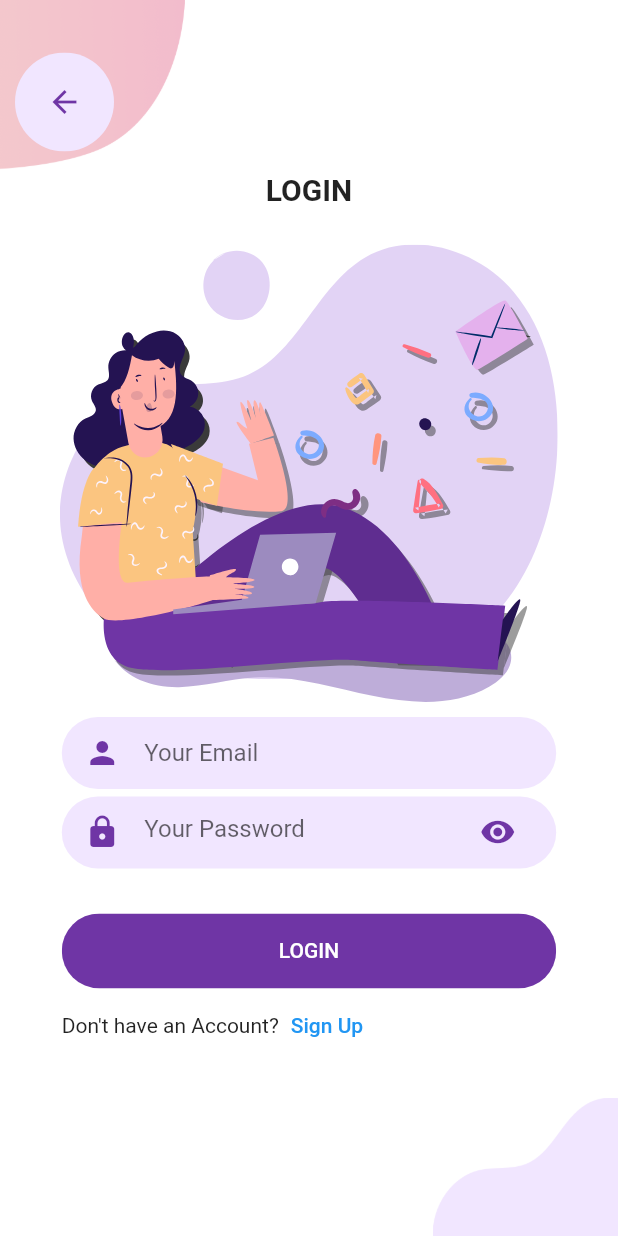
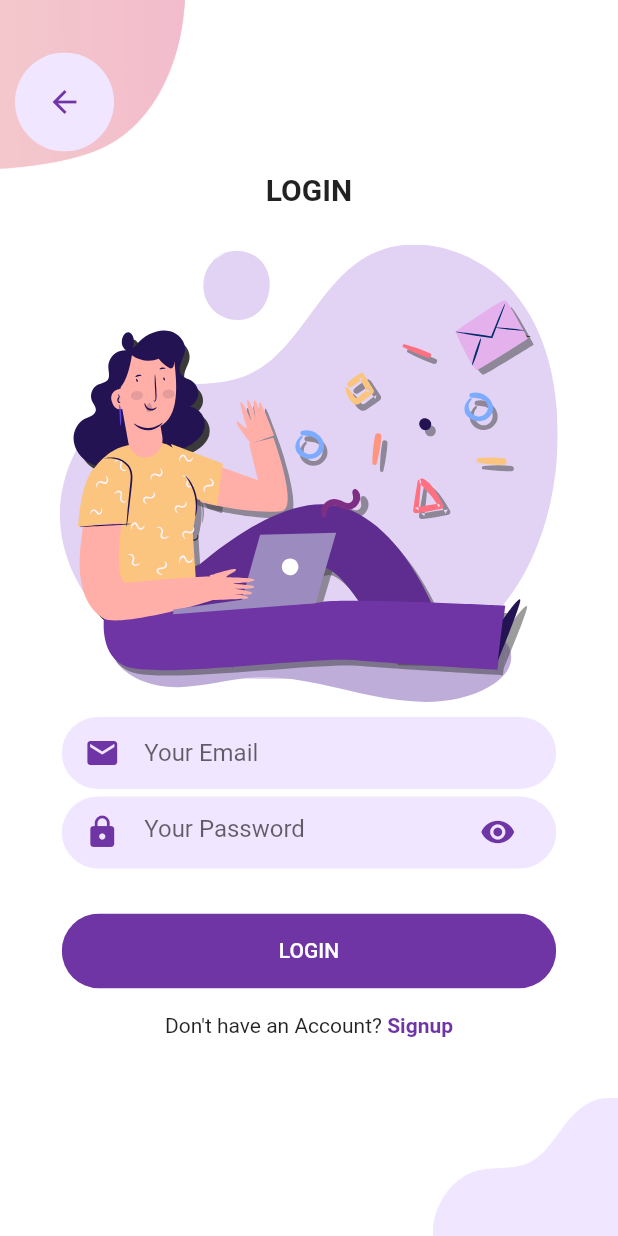
Before and after one commit to nrose-dev/flutter_welcome_signup_login, a Flutter app: the screen it shows after launch, after a tap on "LOGIN", on a phone screen of 412 x 824 dp. Run offline on Flutter 3.47's test engine with Material 2 defaults, Android fonts, the phone set to English and light mode, and no system bars; our stand-ins replace flutter_svg.

Commit message:
Update login_screen.dart

```diff
--- a/lib/Screens/login_screen.dart
+++ b/lib/Screens/login_screen.dart
@@ -1,6 +1,7 @@
 import 'package:flutter/material.dart';
 
 import 'package:flutter_svg/flutter_svg.dart';
+import 'package:flutter_welcome_signup_login/Screens/signup_screen.dart';
 import 'package:flutter_welcome_signup_login/constants.dart';
 
 class LoginScreen extends StatelessWidget {
@@ -32,24 +33,6 @@ class LoginScreen extends StatelessWidget {
                 width: size.width * 0.3,
               )
             ),
-            Positioned(
-              top: 35,
-              left: 10,
-              child: ClipRRect(
-                borderRadius: BorderRadius.circular(50),
-                child: TextButton(
-                  style: ButtonStyle(
-                    backgroundColor: MaterialStateProperty.all(primaryLightColor),
-                  ),
-                  onPressed: () { Navigator.pop(context); },
-                  child: const SizedBox(
-                    width: 50,
-                    height: 50,
-                    child: Icon(Icons.arrow_back, color: primaryColor,),
-                  )
-                ),
-              ),
-            ),
             SafeArea(
               child: SingleChildScrollView(
                 child: Column(
@@ -59,12 +42,12 @@ class LoginScreen extends StatelessWidget {
                       "Login".toUpperCase(),
                       style: const TextStyle(fontWeight: FontWeight.bold, fontSize: 20),
                     ),
-                    const SizedBox(height: 25,),
+                    SizedBox(width: size.width * 1,height: 25),
                     SvgPicture.asset(
                       "assets/icons/login.svg",
                       height: size.height * 0.37,
                     ),
-                    const SizedBox(height: 10,),
+                    SizedBox(width: size.width * 1,height: 10),
                     SizedBox(
                       width: size.width * 0.8,
                       child: Column(
@@ -77,7 +60,7 @@ class LoginScreen extends StatelessWidget {
                             ),
                             child: const TextField(
                               decoration: InputDecoration(
-                                icon: Icon(Icons.person, color: primaryColor,),
+                                icon: Icon(Icons.email, color: primaryColor,),
                                 hintText: "Your Email",
                                 border: InputBorder.none,
                               ),
@@ -109,7 +92,7 @@ class LoginScreen extends StatelessWidget {
                         ],
                       ),
                     ),
-                    const SizedBox(height: 30,),
+                    SizedBox(width: size.width * 1,height: 30),
                     SizedBox(
                       width: size.width * 0.8,
                       height: 50,
@@ -130,12 +113,23 @@ class LoginScreen extends StatelessWidget {
                       width: size.width * 0.8,
                       height: 50,
                       child: Row(
+                        mainAxisAlignment: MainAxisAlignment.center,
                         children: [
                           const Text("Don't have an Account?"),
-                          TextButton(
-                              onPressed: () {},
+                          GestureDetector(
+                              onTap: (){
+                                Navigator.push(
+                                    context,
+                                    MaterialPageRoute(
+                                        builder: (context){
+                                          return const SignupScreen();
+                                        }
+                                    )
+                                );
+                              },
                               child: const Text(
-                                  "Sign Up"
+                                " Signup",
+                                style: TextStyle(color: primaryColor, fontWeight: FontWeight.bold),
                               )
                           )
                         ],
@@ -146,6 +140,24 @@ class LoginScreen extends StatelessWidget {
               )
 
             ),
+            Positioned(
+              top: 35,
+              left: 10,
+              child: ClipRRect(
+                borderRadius: BorderRadius.circular(50),
+                child: TextButton(
+                    style: ButtonStyle(
+                      backgroundColor: MaterialStateProperty.all(primaryLightColor),
+                    ),
+                    onPressed: () { Navigator.pop(context); },
+                    child: const SizedBox(
+                      width: 50,
+                      height: 50,
+                      child: Icon(Icons.arrow_back, color: primaryColor,),
+                    )
+                ),
+              ),
+            ),
           ],
         ),
       ),
```
